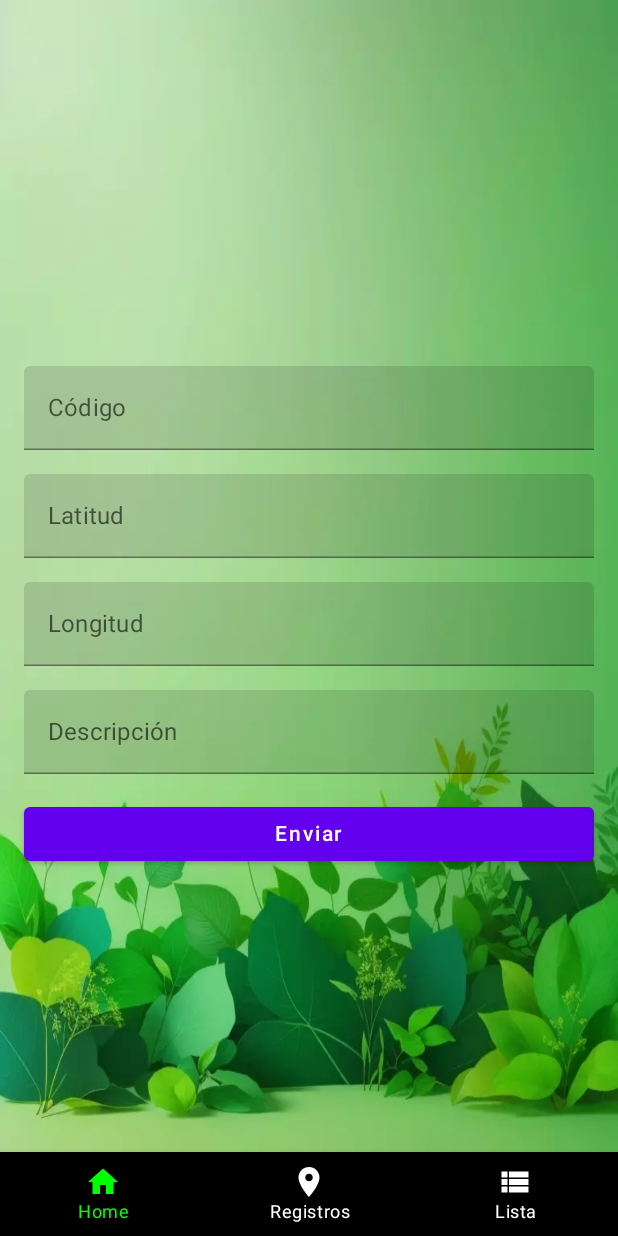
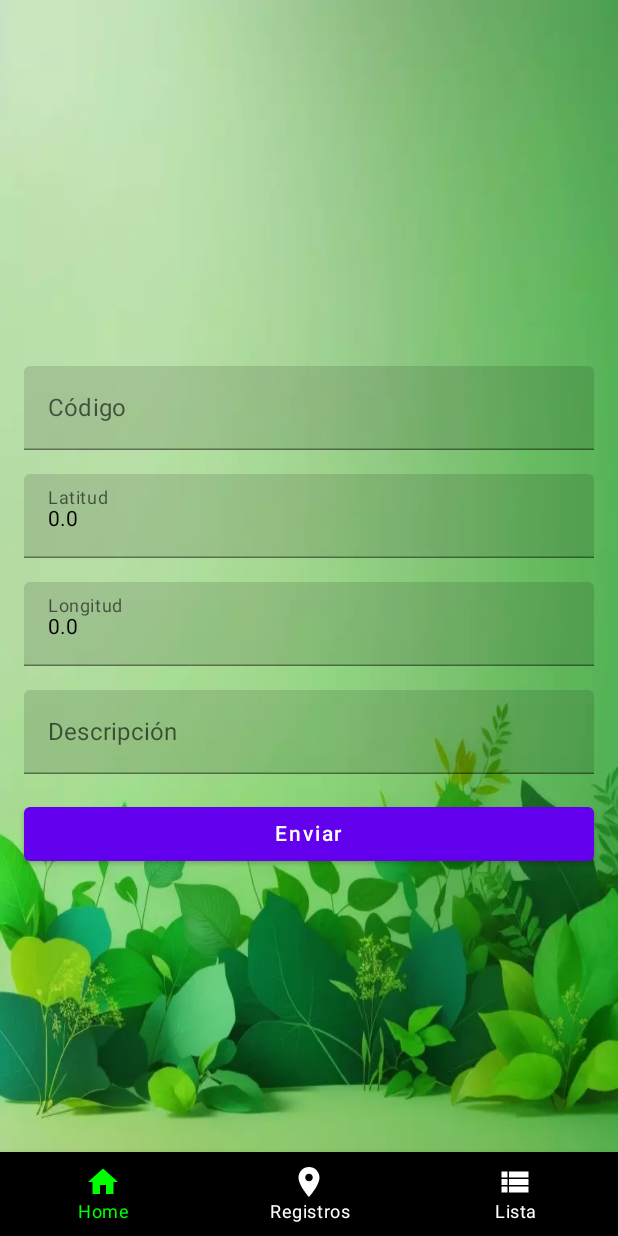
Before and after one commit to JChile/EcoIOT, an Android app built with Jetpack Compose: the screen it shows after launch (MainActivity), after a tap on "Crear contenedor", on a phone screen of 412 x 824 dp. Run offline under Robolectric (Android 15) with nearby library versions, the phone set to English and light mode, and no system bars; our stand-ins replace Dagger/Hilt's generated code, paging.

Commit message:
create imp 4

```diff
--- a/app/src/main/java/com/example/myapplication/navigation/Routes.kt
+++ b/app/src/main/java/com/example/myapplication/navigation/Routes.kt
@@ -12,7 +12,7 @@ sealed class Routes (
     object List: Routes("list", title = "Lista", icon = R.drawable.baseline_view)
 
     object Detail: Routes("detail/{deviceId}", title = "Detalle")
-    object Create: Routes("create", title = "Crear")
+    object Create: Routes("create/{latitud}/{longitud}", title = "Crear")
 
 
 }
--- a/app/src/main/java/com/example/myapplication/screens/CreateContainer.kt
+++ b/app/src/main/java/com/example/myapplication/screens/CreateContainer.kt
@@ -8,17 +8,19 @@ import androidx.compose.material.TextField
 import androidx.compose.runtime.*
 import androidx.compose.ui.Alignment
 import androidx.compose.ui.Modifier
+import androidx.compose.ui.platform.LocalView
 import androidx.compose.ui.tooling.preview.Preview
 import androidx.compose.ui.unit.dp
 import com.example.myapplication.container.CreateViewData
 import com.example.myapplication.data.ContainerData
 
 @Composable
-fun CreateContainer(viewModel3: CreateViewData) {
+fun CreateContainer(viewModel3: CreateViewData, latitud: Float?, longitud: Float?) {
     var codigo by remember { mutableStateOf("") }
-    var latitud by remember { mutableStateOf("") }
-    var longitud by remember { mutableStateOf("") }
+    var latitud by remember { mutableStateOf(latitud.toString()) }
+    var longitud by remember { mutableStateOf(longitud.toString()) }
     var descripcion by remember { mutableStateOf("") }
+
 
     Column(
         modifier = Modifier
--- a/app/src/main/java/com/example/myapplication/screens/HomeScreen.kt
+++ b/app/src/main/java/com/example/myapplication/screens/HomeScreen.kt
@@ -2,6 +2,7 @@ package com.example.myapplication.screens
 
 import android.app.AlertDialog
 import android.content.Context
+import android.util.Log
 import android.widget.EditText
 import android.widget.Toast
 import androidx.compose.foundation.layout.Arrangement
@@ -17,10 +18,12 @@ import androidx.compose.material.Icon
 import androidx.compose.material.icons.Icons
 import androidx.compose.material.icons.filled.Add
 import androidx.compose.runtime.Composable
+import androidx.compose.runtime.LaunchedEffect
 import androidx.compose.runtime.collectAsState
 import androidx.compose.runtime.getValue
 import androidx.compose.runtime.mutableStateOf
 import androidx.compose.runtime.remember
+import androidx.compose.runtime.rememberUpdatedState
 import androidx.compose.runtime.setValue
 import androidx.compose.ui.Alignment
 import androidx.compose.ui.Modifier
@@ -59,22 +62,38 @@ fun MyMaps(navController: NavHostController, viewModel3: CreateViewData) {
         position = CameraPosition.fromLatLngZoom(initialCameraPosition, 15f)
     }
 
-    var data = viewModel3.containerDataList.value
+    val mapData by rememberUpdatedState(viewModel3.containerDataList)
+    viewModel3.getDataFromApi()
+    var lastLongClickPosition by remember { mutableStateOf(LatLng(0.0, 0.0)) }
 
     var title by remember { mutableStateOf("") }
     var description by remember { mutableStateOf("") }
+
+    LaunchedEffect(key1 = viewModel3) {
+        viewModel3.getDataFromApi()
+    }
     GoogleMap(
         modifier = Modifier.fillMaxSize(),
-        cameraPositionState = cameraPositionState
+        cameraPositionState = cameraPositionState,
+        onMapLongClick = { latLng ->
+            lastLongClickPosition = latLng
+            Log.d("bbbb", lastLongClickPosition.toString())
+            val route = "create/${lastLongClickPosition.latitude.toFloat()}/${lastLongClickPosition.longitude.toFloat()}" // Asegúrate de tener el ID correcto aquí
+            navController.navigate(route)
+        }
     ) {
+        mapData.value!!.forEach{ location ->
             Marker(
-            title = "GAAA",
-            state = MarkerState(position = initialCameraPosition),
+
+                title = location.descripcion,
+                state = MarkerState(position = LatLng(location.latitud,location.longitud)),
                 onInfoWindowClick = {
                         marker ->
                     //navController.navigate(Routes.Detail.route)
                 }
             )
+        }
+
 
     }
     Box(
@@ -82,7 +101,8 @@ fun MyMaps(navController: NavHostController, viewModel3: CreateViewData) {
         contentAlignment = Alignment.TopEnd
     ) {
         FloatingActionButton(onClick = {
-            navController.navigate(Routes.Create.route)
+            val route1 = "create/0.0/0.0" // Asegúrate de tener el ID correcto aquí
+            navController.navigate(route1)
         }) {
             Icon(imageVector = Icons.Default.Add, contentDescription = "Crear contenedor")
         }
--- a/app/src/main/java/com/example/myapplication/screens/MainScreen.kt
+++ b/app/src/main/java/com/example/myapplication/screens/MainScreen.kt
@@ -1,6 +1,7 @@
 package com.example.myapplication.screens
 
 import android.annotation.SuppressLint
+import android.util.Log
 import androidx.compose.foundation.Image
 import androidx.compose.foundation.layout.Box
 import androidx.compose.foundation.layout.fillMaxSize
@@ -80,8 +81,26 @@ fun NavigationHost(navController: NavHostController, viewModel: PagingViewData,
                 DetailScreen(deviceId, viewModel2)
             }
         }
-        composable(Routes.Create.route){
-            CreateContainer(viewModel3)
+        composable(
+            route = Routes.Create.route,
+            arguments = listOf(
+                navArgument("latitud") {
+                    type = NavType.FloatType
+                    defaultValue = 0.0f // Puedes establecer un valor predeterminado si es necesario
+                },
+                navArgument("longitud") {
+                    type = NavType.FloatType
+                    defaultValue = 0.0f // Puedes establecer un valor predeterminado si es necesario
+                },
+            )
+        ) {backStackEntry ->
+            // Lógica para recuperar los argumentos y pasarlos a la pantalla CreateContainer
+            val latitud = backStackEntry.arguments?.getFloat("latitud", 0.0f)
+            val longitud = backStackEntry.arguments?.getFloat("longitud", 0.0f)
+
+            Log.d("bbbbb", latitud.toString())
+            CreateContainer(viewModel3, latitud, longitud)
         }
+
     }
 }
```
Lines whose indentation alone changed are shown as unchanged.
